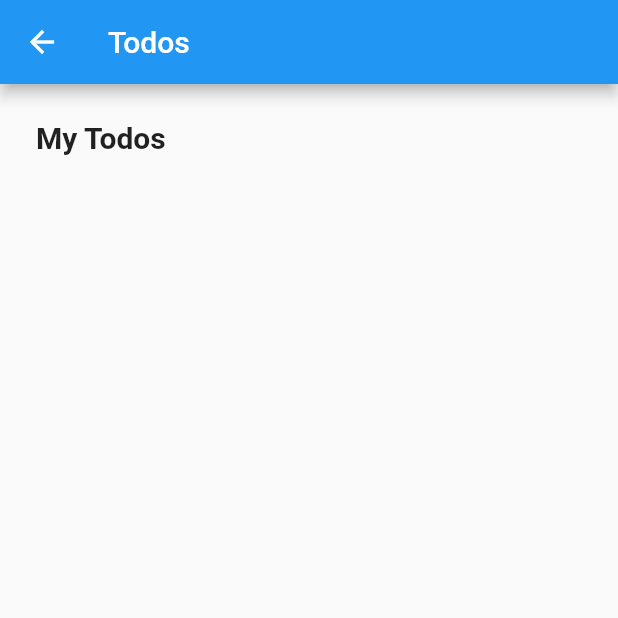
After one commit to rashidwassan/flutter-todo, a Flutter app: the screen it shows after launch, after a tap on the "check circle" icon, on a phone screen of 412 x 824 dp, the top half of it. The commit adds this screen. Run offline on Flutter 3.47's test engine with Material 2 defaults, Android fonts, the phone set to English and light mode, and no system bars.

Commit message:
add todos list on todos list page

```diff
--- a/lib/main.dart
+++ b/lib/main.dart
@@ -1,5 +1,7 @@
 import 'package:flutter/material.dart';
+import 'package:todo/pages/data_input_screen.dart';
 import 'package:todo/pages/splash_screen.dart';
+import 'package:todo/pages/todos_list_page.dart';
 
 void main() {
   runApp(const MyApp());
@@ -17,7 +19,12 @@ class MyApp extends StatelessWidget {
       theme: ThemeData(
         primarySwatch: Colors.blue,
       ),
-      home: const SplashScreen(),
+      initialRoute: SplashScreen.routeName,
+      routes: {
+        SplashScreen.routeName: (context) => const SplashScreen(),
+        DataInputScreen.routeName: (context) => DataInputScreen(),
+        TodoListPage.routeName: (context) => const TodoListPage(),
+      },
     );
   }
 }
--- a/lib/pages/data_input_screen.dart
+++ b/lib/pages/data_input_screen.dart
@@ -2,8 +2,10 @@ import 'package:flutter/material.dart';
 import 'package:todo/constants/images.dart';
 import 'package:todo/data/todos.dart';
 import 'package:todo/models/todo.dart';
+import 'package:todo/pages/todos_list_page.dart';
 
 class DataInputScreen extends StatefulWidget {
+  static const String routeName = 'data-input-screen';
   DataInputScreen({Key? key}) : super(key: key);
 
   @override
@@ -28,8 +30,8 @@ class _DataInputScreenState extends State<DataInputScreen> {
   void addToTodos() {
     TodoItem newTask = TodoItem(
       id: Todos.todos.length,
+      title: _titleFieldController.text,
       isCompleted: false,
-      title: _titleFieldController.text,
     );
 
     Todos.todos.add(newTask);
@@ -50,8 +52,10 @@ class _DataInputScreenState extends State<DataInputScreen> {
           Padding(
             padding: const EdgeInsets.all(8.0),
             child: IconButton(
-              icon: const Icon(Icons.check_box),
-              onPressed: () {},
+              icon: const Icon(Icons.check_circle),
+              onPressed: () {
+                Navigator.pushNamed(context, TodoListPage.routeName);
+              },
             ),
           ),
         ],
--- a/lib/pages/splash_screen.dart
+++ b/lib/pages/splash_screen.dart
@@ -1,9 +1,10 @@
 import 'package:flutter/material.dart';
+import 'package:todo/pages/data_input_screen.dart';
 
 import '../constants/images.dart';
-import 'data_input_screen.dart';
 
 class SplashScreen extends StatefulWidget {
+  static const String routeName = '/';
   const SplashScreen({Key? key}) : super(key: key);
 
   @override
@@ -19,8 +20,7 @@ class _SplashScreenState extends State<SplashScreen> {
 
   void navigateToDataInputPage() {
     Future.delayed(const Duration(seconds: 2), () {
-      Navigator.pushReplacement(
-          context, MaterialPageRoute(builder: (context) => DataInputScreen()));
+      Navigator.pushReplacementNamed(context, DataInputScreen.routeName);
     });
   }
 
--- /dev/null
+++ b/lib/pages/todos_list_page.dart
@@ -0,0 +1,39 @@
+import 'package:flutter/material.dart';
+import 'package:flutter/src/foundation/key.dart';
+import 'package:flutter/src/widgets/framework.dart';
+import 'package:todo/data/todos.dart';
+
+class TodoListPage extends StatelessWidget {
+  static const String routeName = 'todos-list-page';
+  const TodoListPage({Key? key}) : super(key: key);
+
+  @override
+  Widget build(BuildContext context) {
+    return Scaffold(
+      appBar: AppBar(title: const Text('Todos')),
+      body: Padding(
+        padding: const EdgeInsets.all(24.0),
+        child: Column(
+          crossAxisAlignment: CrossAxisAlignment.start,
+          children: [
+            const Text(
+              'My Todos',
+              style: TextStyle(
+                fontSize: 20,
+                fontWeight: FontWeight.bold,
+              ),
+            ),
+            Expanded(
+                child: ListView.builder(
+                    itemCount: Todos.todos.length,
+                    itemBuilder: (context, index) {
+                      return ListTile(
+                        title: Text(Todos.todos[index].title),
+                      );
+                    })),
+          ],
+        ),
+      ),
+    );
+  }
+}
```
